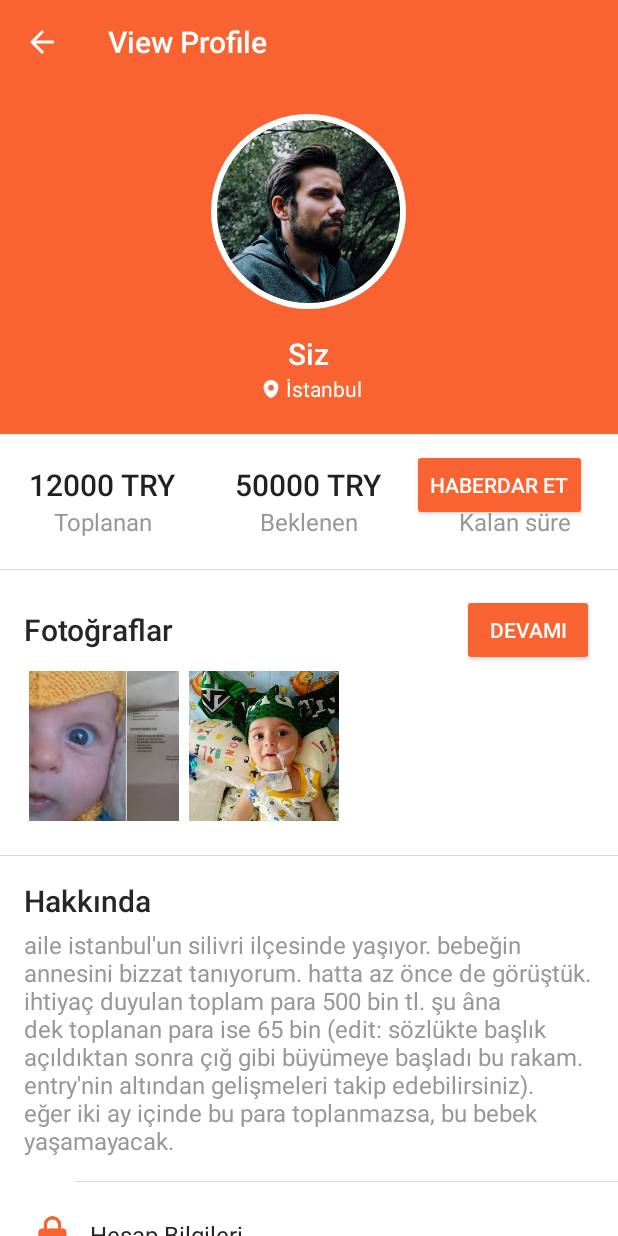
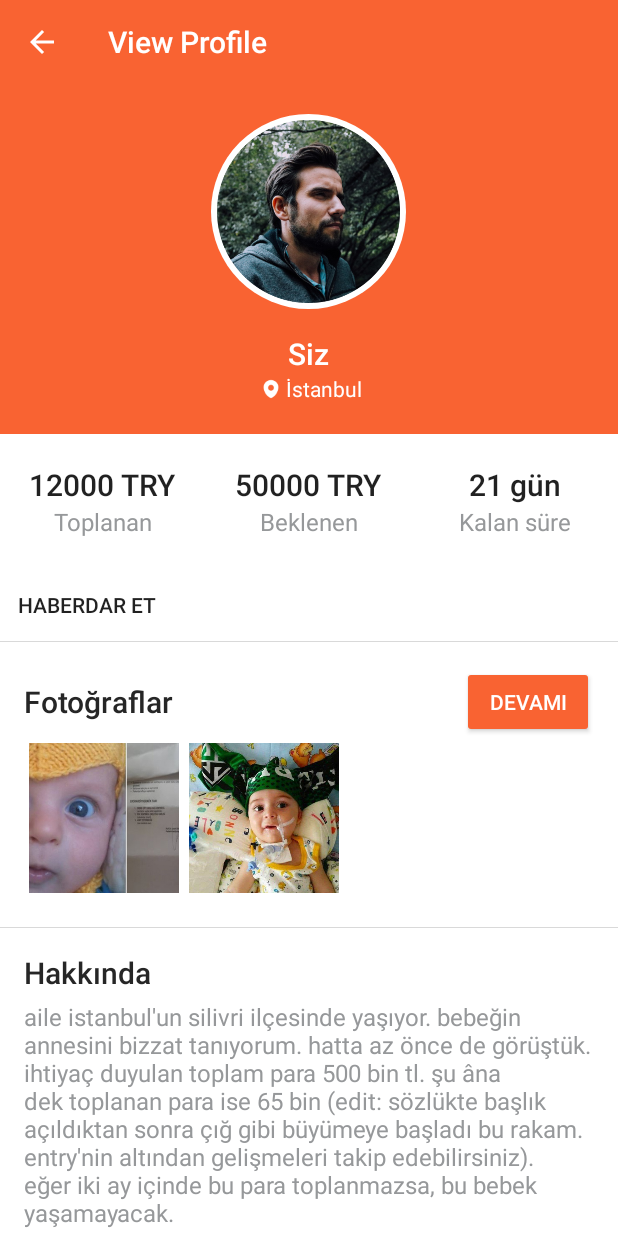
Before and after one commit to berkaybasoz/cankurtaran, an Android app: the ActivityViewProfile screen opened directly, with no data from a screen before it, on a phone screen of 412 x 824 dp. Run offline under Robolectric (Android 15) with nearby library versions, the phone set to English and light mode, and no system bars; our stand-ins replace Picasso; libraries missing offline, so code that uses them is left out: com.balysv.materialripple; plain views replace MaterialRippleLayout; 5 statements that could not run were skipped.

Commit message:
Bağış profil aktivitesi eklendi.3

```diff
--- a/app/src/main/res/layout/activity_view_profile.xml
+++ b/app/src/main/res/layout/activity_view_profile.xml
@@ -165,16 +165,16 @@
                             android:textAppearance="@style/TextAppearance.AppCompat.Subhead"
                             android:textColor="@color/grey_hard" />
                     </LinearLayout>
-
-                    <Button
-                        android:id="@+id/bt_subscribe"
-                        style="@style/Base.Widget.AppCompat.Button.Colored"
-                        android:layout_width="wrap_content"
-                        android:layout_height="wrap_content"
-                        android:text="HABERDAR ET" />
                 </com.balysv.materialripple.MaterialRippleLayout>
 
             </LinearLayout>
+
+            <Button
+                android:id="@+id/bt_subscribe"
+                style="@style/Base.Widget.AppCompat.Button.Borderless"
+                android:layout_width="wrap_content"
+                android:layout_height="wrap_content"
+                android:text="HABERDAR ET" />
 
             <View
                 android:layout_width="match_parent"
```
